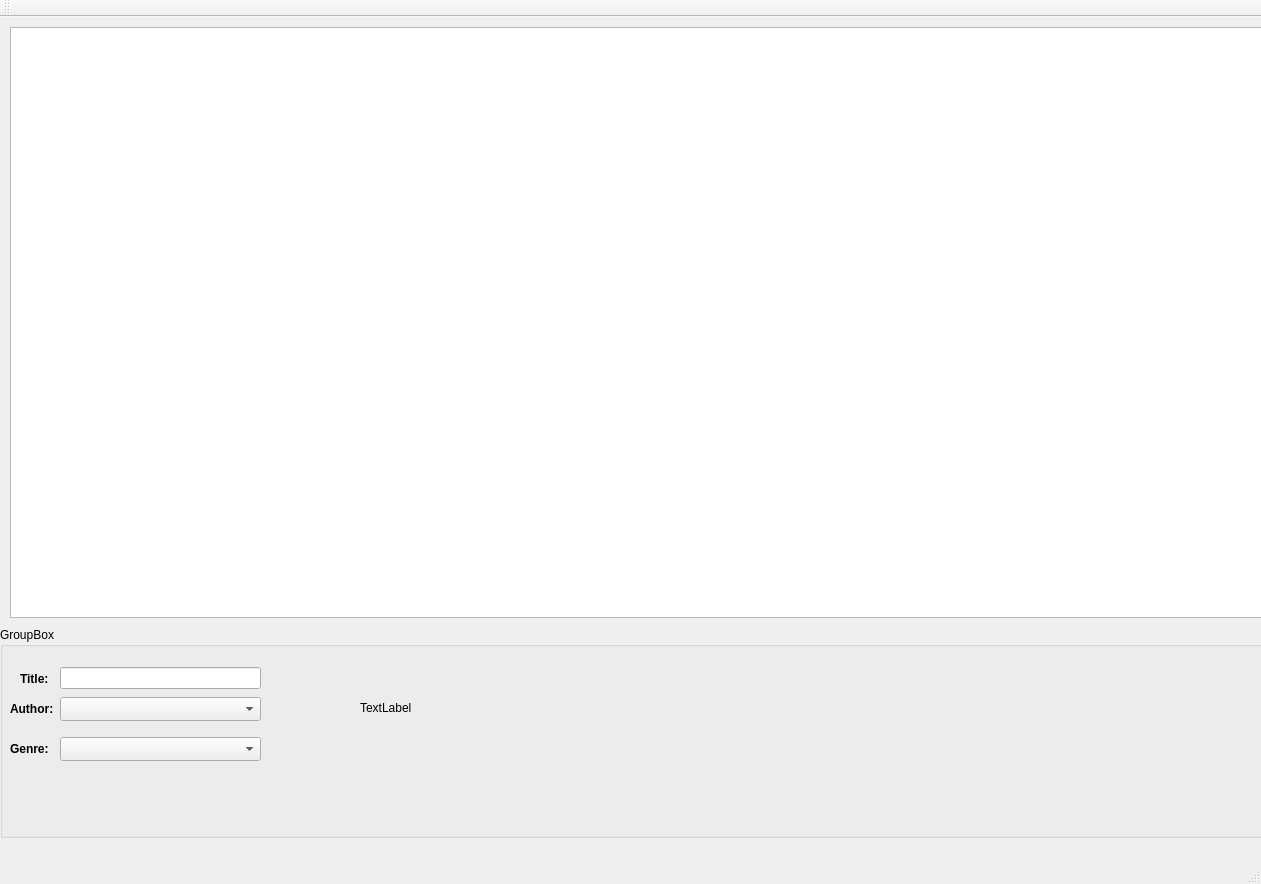
Before: the Qt Designer form MoviePlatformApp/MoviePlatformApp/MovieDashboard.ui in TudiMoldoveanu/MovieRecomendationApp, drawn with Qt 5.
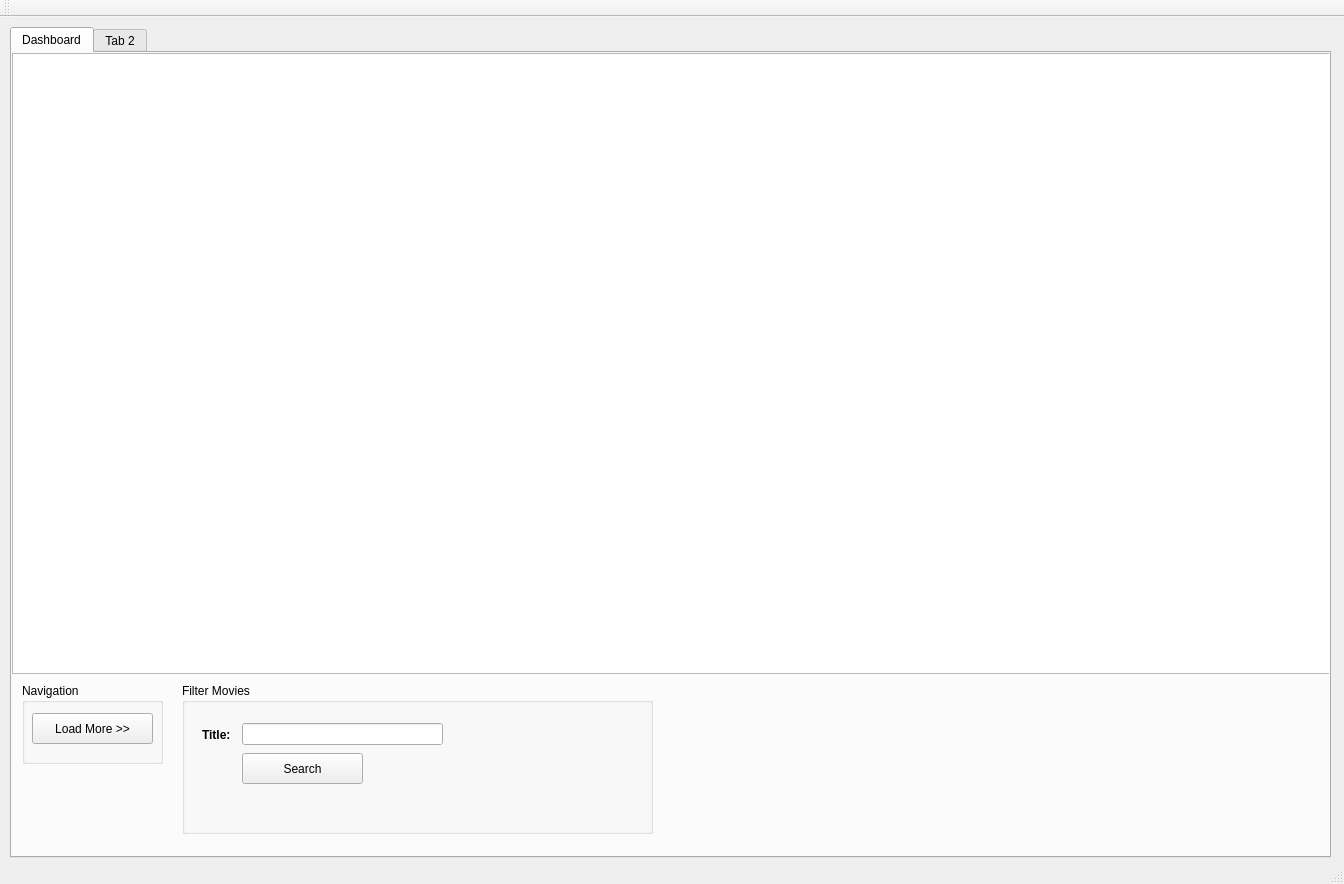
After: the same form once the commit is applied.

Commit message: Improved image load time on Movie Dashbboard, added "Load More" option to improve load speed. Added search movie functionality(to be improved). Made little UI tweaks.

The edit to the form file:
```diff
--- a/MoviePlatformApp/MoviePlatformApp/MovieDashboard.ui
+++ b/MoviePlatformApp/MoviePlatformApp/MovieDashboard.ui
@@ -6,7 +6,7 @@
    <rect>
     <x>0</x>
     <y>0</y>
-    <width>1261</width>
+    <width>1344</width>
     <height>884</height>
    </rect>
   </property>
@@ -14,19 +14,45 @@
    <string>MovieDashboard</string>
   </property>
   <widget class="QWidget" name="centralWidget">
+   <widget class="QTabWidget" name="tabWidget">
+    <property name="geometry">
+     <rect>
+      <x>10</x>
+      <y>10</y>
+      <width>1321</width>
+      <height>831</height>
+     </rect>
+    </property>
+    <property name="currentIndex">
+     <number>0</number>
+    </property>
+    <widget class="QWidget" name="tab">
+     <attribute name="title">
+      <string>Dashboard</string>
+     </attribute>
+     <widget class="QTableView" name="tableView">
+      <property name="geometry">
+       <rect>
+        <x>0</x>
+        <y>0</y>
+        <width>1321</width>
+        <height>621</height>
+       </rect>
+      </property>
+     </widget>
    <widget class="QGroupBox" name="groupBox">
     <property name="geometry">
      <rect>
-      <x>0</x>
-      <y>610</y>
-      <width>1271</width>
-      <height>211</height>
+        <x>170</x>
+        <y>630</y>
+        <width>471</width>
+        <height>151</height>
      </rect>
     </property>
     <property name="title">
-     <string>GroupBox</string>
-    </property>
-    <widget class="QLineEdit" name="lineEdit">
+       <string>Filter Movies</string>
+      </property>
+      <widget class="QLineEdit" name="searchBox">
      <property name="geometry">
       <rect>
        <x>60</x>
@@ -49,81 +75,52 @@
       <string>&lt;b&gt;Title:&lt;/b&gt;</string>
      </property>
     </widget>
-    <widget class="QLabel" name="label_2">
+      <widget class="QPushButton" name="searchButton">
      <property name="geometry">
       <rect>
-       <x>10</x>
+         <x>60</x>
        <y>70</y>
-       <width>45</width>
-       <height>24</height>
+         <width>121</width>
+         <height>31</height>
       </rect>
      </property>
      <property name="text">
-      <string>&lt;b&gt;Author: &lt;/b&gt;</string>
-     </property>
-    </widget>
-    <widget class="QComboBox" name="authorEdit">
-     <property name="enabled">
-      <bool>true</bool>
-     </property>
-     <property name="geometry">
-      <rect>
-       <x>60</x>
-       <y>70</y>
-       <width>201</width>
-       <height>24</height>
-      </rect>
-     </property>
-    </widget>
-    <widget class="QLabel" name="label_3">
+        <string>Search</string>
+       </property>
+      </widget>
+     </widget>
+     <widget class="QGroupBox" name="groupBox_2">
      <property name="geometry">
       <rect>
        <x>10</x>
-       <y>110</y>
-       <width>38</width>
-       <height>24</height>
-      </rect>
-     </property>
-     <property name="text">
-      <string>&lt;b&gt;Genre:&lt;/b&gt;</string>
-     </property>
-    </widget>
-    <widget class="QComboBox" name="genreEdit">
-     <property name="enabled">
-      <bool>true</bool>
-     </property>
+        <y>630</y>
+        <width>141</width>
+        <height>81</height>
+       </rect>
+      </property>
+      <property name="title">
+       <string>Navigation</string>
+      </property>
+      <widget class="QPushButton" name="loadMoreButton">
      <property name="geometry">
       <rect>
-       <x>60</x>
-       <y>110</y>
-       <width>201</width>
-       <height>24</height>
-      </rect>
-     </property>
-    </widget>
-    <widget class="QLabel" name="label">
-     <property name="geometry">
-      <rect>
-       <x>360</x>
-       <y>20</y>
-       <width>291</width>
-       <height>121</height>
-      </rect>
-     </property>
+         <x>10</x>
+         <y>30</y>
+         <width>121</width>
+         <height>31</height>
+        </rect>
+       </property>
      <property name="text">
-      <string>TextLabel</string>
+        <string>Load More &gt;&gt;</string>
      </property>
     </widget>
    </widget>
-   <widget class="QTableView" name="tableView">
-    <property name="geometry">
-     <rect>
-      <x>10</x>
-      <y>10</y>
-      <width>1271</width>
-      <height>591</height>
-     </rect>
-    </property>
+    </widget>
+    <widget class="QWidget" name="tab_2">
+     <attribute name="title">
+      <string>Tab 2</string>
+     </attribute>
+    </widget>
    </widget>
   </widget>
   <widget class="QMenuBar" name="menuBar">
```
Left out of the diff: 2 changed lines with no effect on the pictures. Lines whose indentation alone changed are shown as unchanged. The commit also changes 3 other files.
